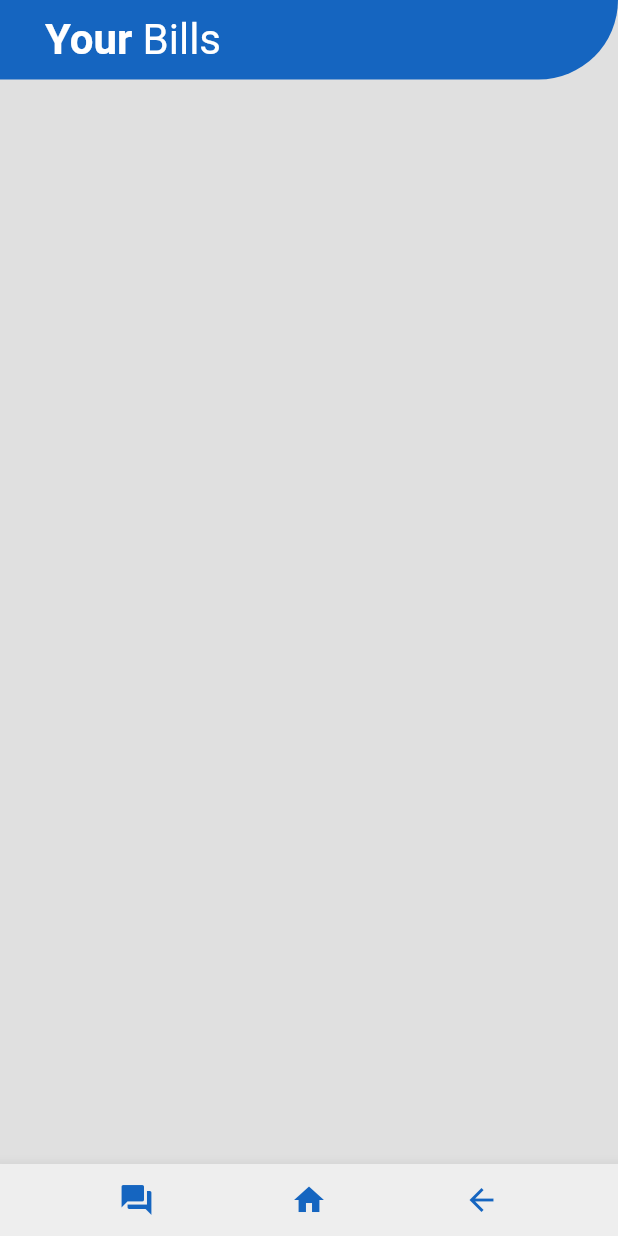
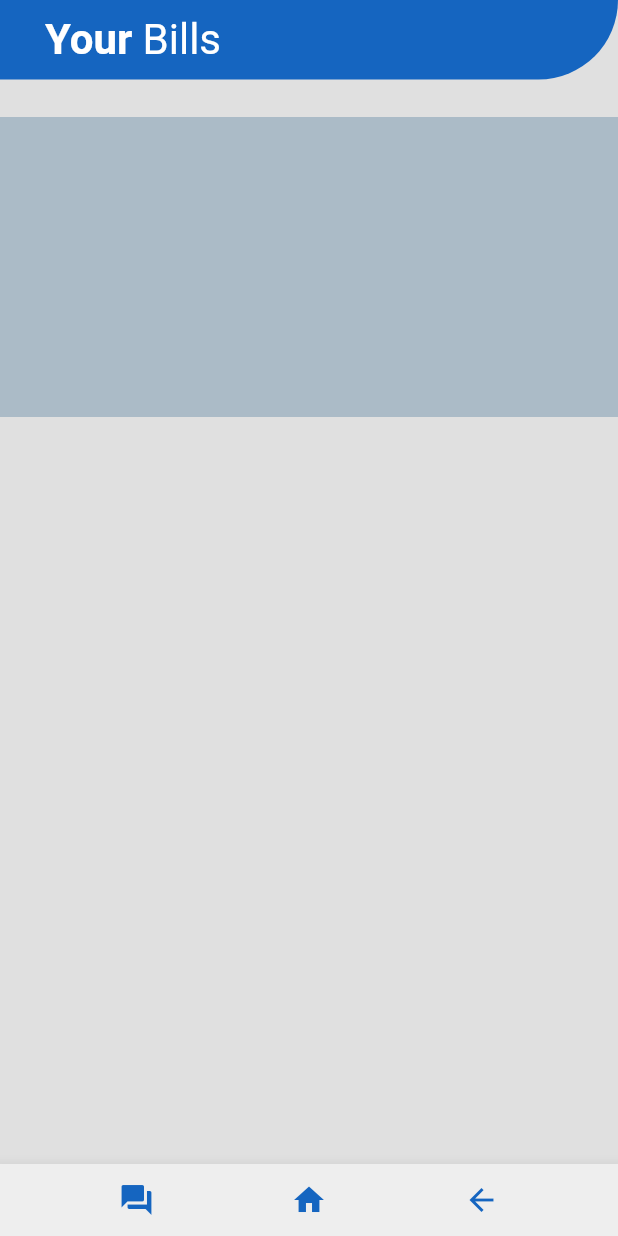
Before and after one commit to TIVMOF/online_bank, a Flutter app: the BillsPage screen opened directly, on a phone screen of 412 x 824 dp. Run offline on Flutter 3.47's test engine with Material 2 defaults, Android fonts, the phone set to English and light mode, and no system bars; our stand-ins replace smooth_page_indicator.

Commit message:
bills page confining

```diff
--- a/lib/pages/bills_page.dart
+++ b/lib/pages/bills_page.dart
@@ -1,3 +1,5 @@
+// ignore_for_file: prefer_const_literals_to_create_immutables, prefer_const_constructors
+
 import 'package:flutter/material.dart';
 import 'package:online_bank/utill/app_bar.dart';
 
@@ -15,14 +17,35 @@ class BillsPage extends StatefulWidget {
 }
 
 class _BillsPageState extends State<BillsPage> {
+
+  final _controller = PageController();
+
   @override
   Widget build(BuildContext context) {
     return Scaffold(
       backgroundColor: Colors.grey[300],
       bottomNavigationBar: AppBarBottom(context: this.context),
       body: SafeArea(
-        child: Column(children: [
-          MyAppBar(first_name: 'Your', second_name: 'Bills')
+        child: Column(
+          children: [
+            MyAppBar(first_name: 'Your', second_name: 'Bills'),
+
+            Padding(
+              padding: const EdgeInsets.symmetric(vertical: 25.0),
+              child: Container(
+                height: 200,
+                child: PageView(
+                  scrollDirection: Axis.vertical,
+                  controller: _controller,
+                  children: [
+                    Container(
+                      width: 500,
+                      color: Color.fromARGB(60, 0, 66, 117),
+                    )
+                  ],
+                ),
+              ),
+            )
         ],)
         ),
     );
```
